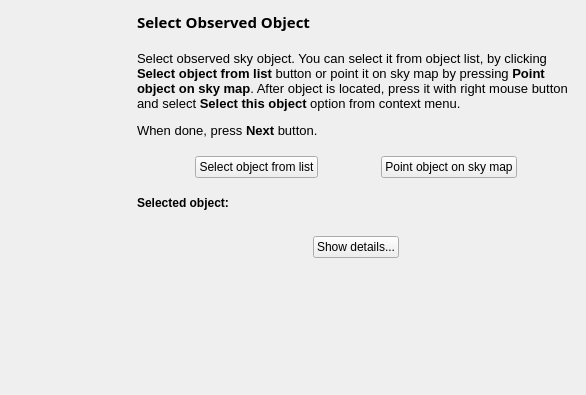
The window that kstars/printing/pwizobjectselection.ui (KDE/kstars) describes before a commit, drawn with Qt 5.
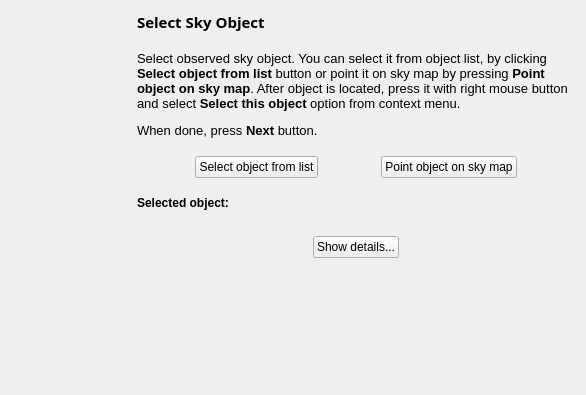
The same window after the commit.

Diff of the .ui file:
```diff
--- a/kstars/printing/pwizobjectselection.ui
+++ b/kstars/printing/pwizobjectselection.ui
@@ -55,7 +55,7 @@
         </font>
        </property>
        <property name="text">
-        <string>Select Observed Object</string>
+        <string>Select Sky Object</string>
        </property>
       </widget>
      </item>
```
